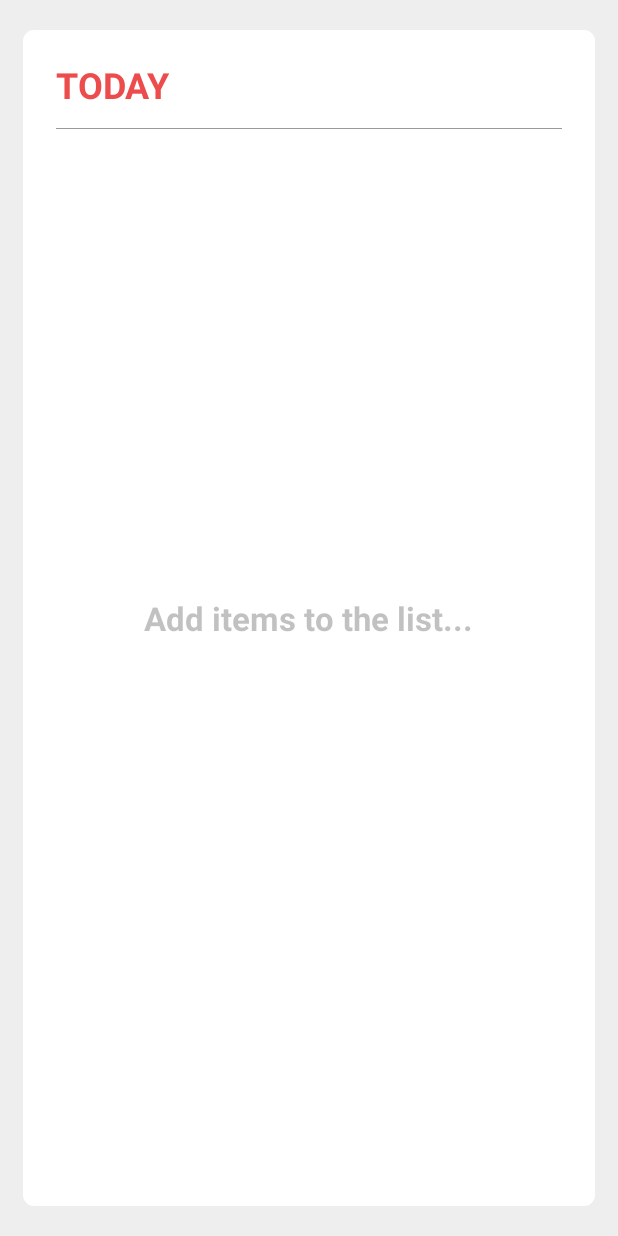
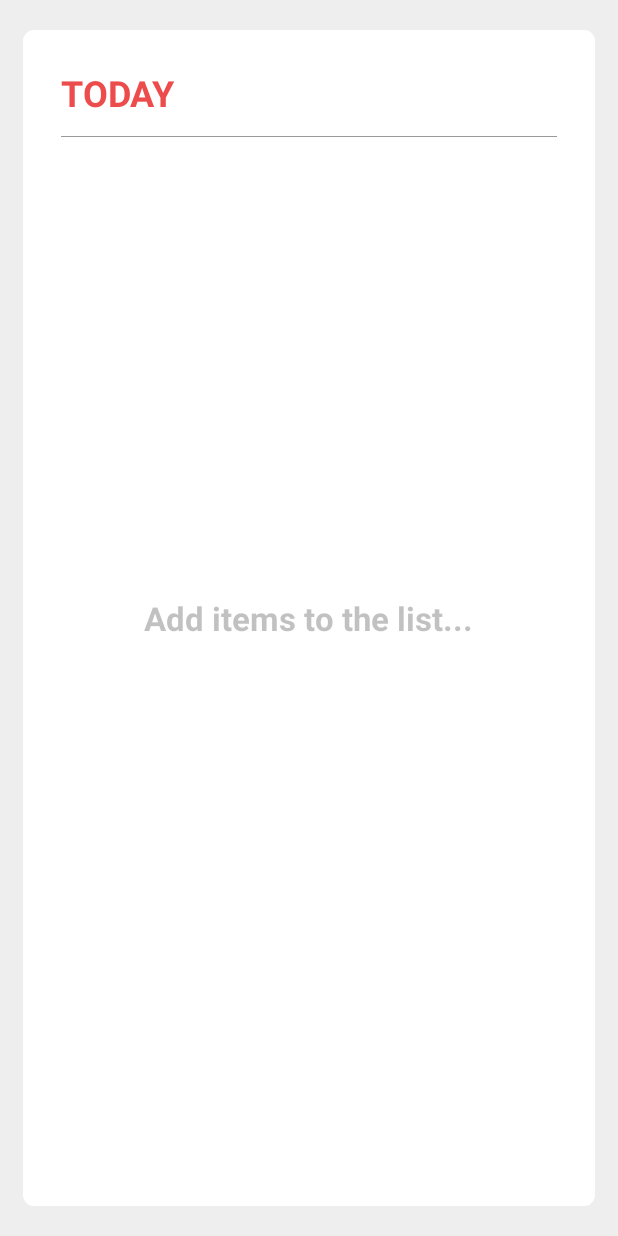
Before and after one commit to gurinderhans/Today, an Android app: the screen it shows after launch (MainActivity), on a phone screen of 412 x 824 dp. Run offline under Robolectric (Android 15) with nearby library versions, the phone set to English and light mode, and no system bars; libraries missing offline, so code that uses them is left out: io.realm, io.realm.exceptions; 12 statements that could not run were skipped.

Commit message:
support margins and text sizes

```diff
--- a/android/Today/app/src/main/AndroidManifest.xml
+++ b/android/Today/app/src/main/AndroidManifest.xml
@@ -5,6 +5,8 @@
 
     <uses-permission android:name="android.permission.INTERNET"/>
     <uses-permission android:name="android.permission.ACCESS_NETWORK_STATE"/>
+
+    <supports-screens android:requiresSmallestWidthDp="600"/>
 
     <application
         android:name=".app.TodayApplication"
--- a/android/Today/app/src/main/res/layout/fragment_todo_page_layout.xml
+++ b/android/Today/app/src/main/res/layout/fragment_todo_page_layout.xml
@@ -6,12 +6,15 @@
     <LinearLayout
         android:layout_width="match_parent"
         android:layout_height="match_parent"
-        android:layout_marginBottom="20dp"
-        android:layout_marginLeft="15dp"
-        android:layout_marginRight="15dp"
-        android:layout_marginTop="20dp"
+        android:layout_marginBottom="@dimen/fragment_layout_margin_vertical"
+        android:layout_marginLeft="@dimen/fragment_layout_margin_horizontal"
+        android:layout_marginRight="@dimen/fragment_layout_margin_horizontal"
+        android:layout_marginTop="@dimen/fragment_layout_margin_vertical"
         android:background="@drawable/round_bg"
-        android:orientation="vertical">
+        android:orientation="vertical"
+        android:paddingLeft="@dimen/fragment_inner_padding"
+        android:paddingRight="@dimen/fragment_inner_padding"
+        android:paddingTop="@dimen/fragment_inner_padding">
 
         <!-- Header -->
         <RelativeLayout
@@ -30,9 +33,6 @@
                     android:id="@+id/new_item_text"
                     android:layout_width="0dp"
                     android:layout_height="wrap_content"
-                    android:layout_marginLeft="22dp"
-                    android:layout_marginStart="22dp"
-                    android:layout_marginTop="20dp"
                     android:layout_weight="0.9"
                     android:background="@null"
                     android:hint="@string/app_name"
@@ -41,7 +41,7 @@
                     android:textColor="#333333"
                     android:textColorHint="@color/colorAccent"
                     android:textCursorDrawable="@null"
-                    android:textSize="24sp"
+                    android:textSize="@dimen/day_name_text_size"
                     android:textStyle="bold"
                     />
 
@@ -49,9 +49,6 @@
                     android:id="@+id/cancel_adding_item"
                     android:layout_width="0dp"
                     android:layout_height="35dp"
-                    android:layout_marginEnd="15dp"
-                    android:layout_marginRight="15dp"
-                    android:layout_marginTop="20dp"
                     android:layout_weight="0.1"
                     android:padding="5dp"
                     android:src="@drawable/ic_close_black_24dp"
@@ -63,10 +60,6 @@
                 android:layout_width="match_parent"
                 android:layout_height="0.5dp"
                 android:layout_below="@id/editor_wrapper"
-                android:layout_marginEnd="22dp"
-                android:layout_marginLeft="22dp"
-                android:layout_marginRight="22dp"
-                android:layout_marginStart="22dp"
                 android:layout_marginTop="10dp"
                 android:background="#66000000"/>
         </RelativeLayout>
@@ -88,7 +81,7 @@
         android:layout_centerInParent="true"
         android:text="@string/empty_todo_list_text"
         android:textColor="#4D333333"
-        android:textSize="22sp"
+        android:textSize="@dimen/empty_todo_list_label_size"
         android:textStyle="bold"
         android:visibility="invisible"/>
 
--- a/android/Today/app/src/main/res/layout/fragment_todo_page_layout_item.xml
+++ b/android/Today/app/src/main/res/layout/fragment_todo_page_layout_item.xml
@@ -11,12 +11,10 @@
         android:gravity="center_vertical"
         android:imeOptions="actionDone"
         android:paddingBottom="18dp"
-        android:paddingLeft="25dp"
-        android:paddingRight="25dp"
         android:paddingTop="18dp"
         android:text="@string/app_name"
         android:textColor="#CC333333"
-        android:textSize="18sp"
+        android:textSize="@dimen/todo_item_size"
         android:textStyle="bold"
         />
 
--- /dev/null
+++ b/android/Today/app/src/main/res/values-sw600dp/dimens.xml
@@ -0,0 +1,16 @@
+<resources>
+    <!-- Example customization of dimensions originally defined in res/values/dimens.xml
+         (such as screen margins) for screens with more than 820dp of available width. This
+         would include 7" and 10" devices in landscape (~960dp and ~1280dp respectively). -->
+    <dimen name="activity_horizontal_margin">64dp</dimen>
+
+    <dimen name="day_name_text_size">36sp</dimen>
+    <dimen name="empty_todo_list_label_size">33sp</dimen>
+    <dimen name="todo_item_size">24sp</dimen>
+    <dimen name="day_name_text_top_margin">20dp</dimen>
+
+    <dimen name="fragment_layout_margin_vertical">30dp</dimen>
+    <dimen name="fragment_layout_margin_horizontal">23dp</dimen>
+
+    <dimen name="fragment_inner_padding">38dp</dimen>
+</resources>
--- a/android/Today/app/src/main/res/values-w820dp/dimens.xml
+++ /dev/null
@@ -1,6 +0,0 @@
-<resources>
-    <!-- Example customization of dimensions originally defined in res/values/dimens.xml
-         (such as screen margins) for screens with more than 820dp of available width. This
-         would include 7" and 10" devices in landscape (~960dp and ~1280dp respectively). -->
-    <dimen name="activity_horizontal_margin">64dp</dimen>
-</resources>
--- a/android/Today/app/src/main/res/values/dimens.xml
+++ b/android/Today/app/src/main/res/values/dimens.xml
@@ -2,4 +2,18 @@
     <!-- Default screen margins, per the Android Design guidelines. -->
     <dimen name="activity_horizontal_margin">16dp</dimen>
     <dimen name="activity_vertical_margin">16dp</dimen>
+
+    <dimen name="day_name_text_size">24sp</dimen>
+
+    <dimen name="empty_todo_list_label_size">22sp</dimen>
+
+    <dimen name="todo_item_size">18sp</dimen>
+
+    <!-- Delete-->
+    <dimen name="day_name_text_top_margin">20dp</dimen>
+
+    <dimen name="fragment_layout_margin_vertical">20dp</dimen>
+    <dimen name="fragment_layout_margin_horizontal">15dp</dimen>
+
+    <dimen name="fragment_inner_padding">25dp</dimen>
 </resources>
```
